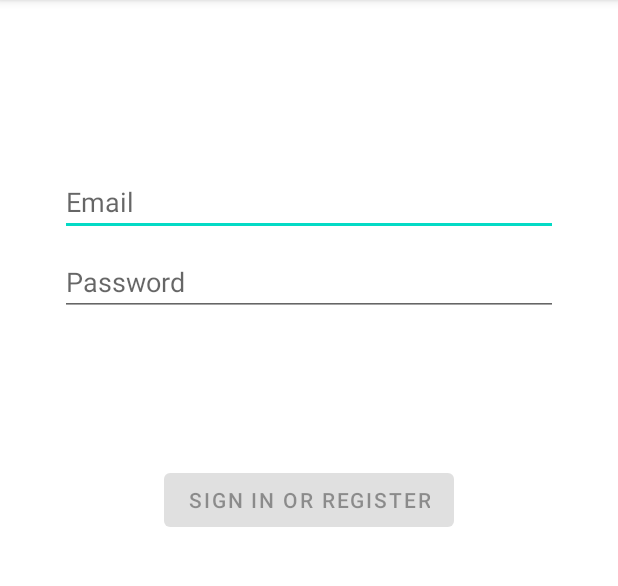
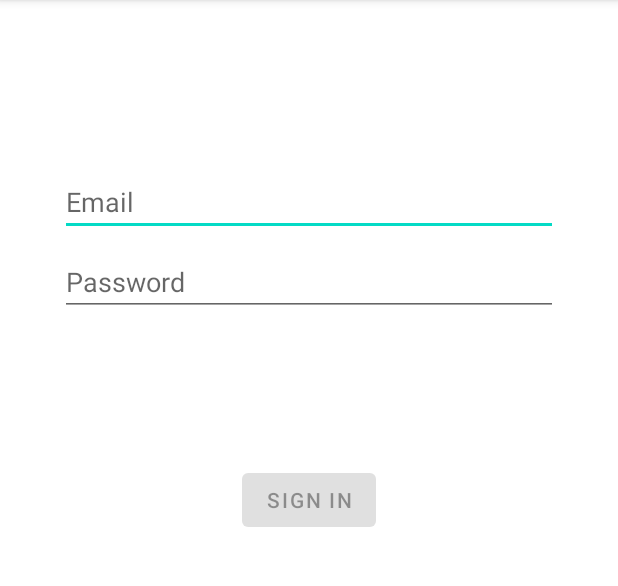
Before and after one commit to qiumuyang/techtrainingcamp-client-2, an Android app: the LoginActivity screen opened directly, with no data from a screen before it, on a phone screen of 412 x 824 dp, the part 84-670 px from its top. Run offline under Robolectric (Android 15) with nearby library versions, the phone set to English and light mode, and no system bars.

Commit message:
xml change

```diff
--- a/app/src/main/res/layout/activity_login.xml
+++ b/app/src/main/res/layout/activity_login.xml
@@ -8,8 +8,7 @@
     android:paddingLeft="@dimen/activity_horizontal_margin"
     android:paddingTop="@dimen/activity_vertical_margin"
     android:paddingRight="@dimen/activity_horizontal_margin"
-    android:paddingBottom="@dimen/activity_vertical_margin"
-    tools:context=".ui.login.LoginActivity">
+    android:paddingBottom="@dimen/activity_vertical_margin">
 
     <EditText
         android:id="@+id/username"
@@ -50,7 +49,7 @@
         android:layout_marginTop="16dp"
         android:layout_marginEnd="48dp"
         android:layout_marginBottom="64dp"
-        android:text="@string/action_sign_in"
+        android:text="@string/action_sign_in_short"
         app:layout_constraintBottom_toBottomOf="parent"
         app:layout_constraintEnd_toEndOf="parent"
         app:layout_constraintStart_toStartOf="parent"
```
Also changed, not shown: app/src/main/res/layout/style4.xml (+14 -11 lines).
